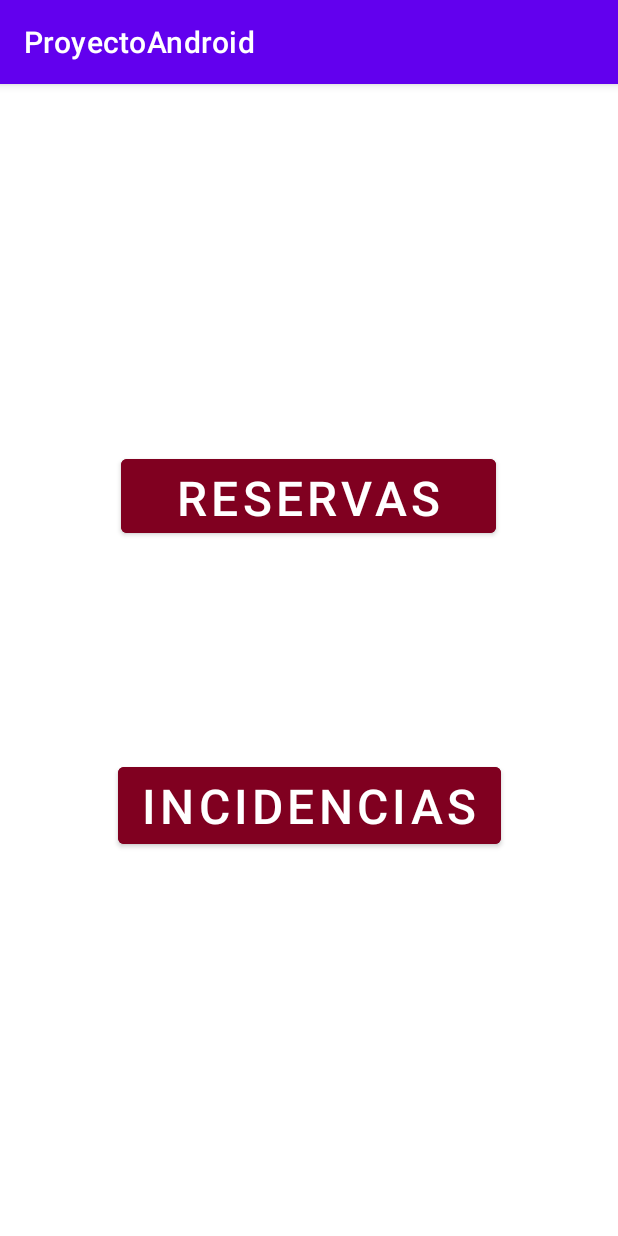
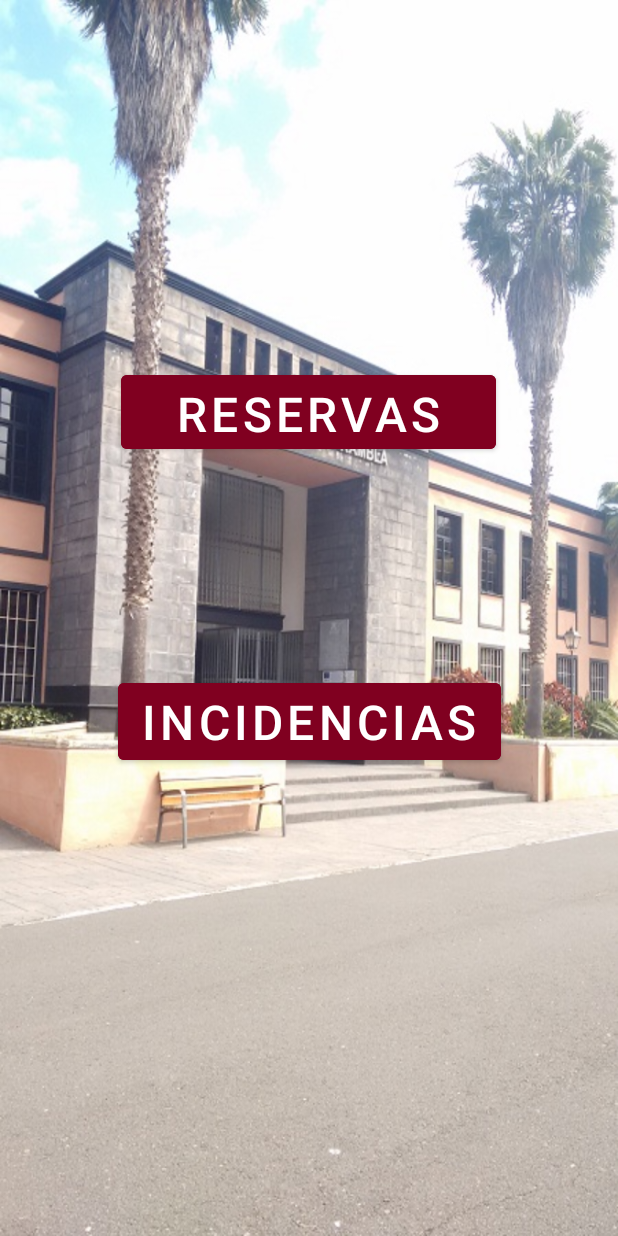
Before and after one commit to G0ned/ProyectoAndroid, an Android app: the screen it shows after launch (MainActivity), on a phone screen of 412 x 824 dp. Run offline under Robolectric (Android 15) with nearby library versions, the phone set to English and light mode, and no system bars.

Commit message:
Commit Edu 1

```diff
--- a/app/src/main/res/layout/activity_main.xml
+++ b/app/src/main/res/layout/activity_main.xml
@@ -4,7 +4,8 @@
     xmlns:tools="http://schemas.android.com/tools"
     android:layout_width="match_parent"
     android:layout_height="match_parent"
-    tools:context=".MainActivity">
+    tools:context=".MainActivity"
+    android:background="@drawable/iessjr">
 
 
     <androidx.fragment.app.FragmentContainerView
--- a/app/src/main/res/layout/fragment_inicio.xml
+++ b/app/src/main/res/layout/fragment_inicio.xml
@@ -4,7 +4,8 @@
     xmlns:tools="http://schemas.android.com/tools"
     android:layout_width="match_parent"
     android:layout_height="match_parent"
-    tools:context=".MainActivity">
+    tools:context=".MainActivity"
+    android:background="@drawable/iessjr">
 
     <Button
         android:id="@+id/reserva_button"
--- a/app/src/main/res/values-night/themes.xml
+++ b/app/src/main/res/values-night/themes.xml
@@ -1,6 +1,6 @@
 <resources xmlns:tools="http://schemas.android.com/tools">
     <!-- Base application theme. -->
-    <style name="Theme.ProyectoAndroid" parent="Theme.MaterialComponents.DayNight.DarkActionBar">
+    <style name="Theme.ProyectoAndroid" parent="Theme.MaterialComponents.DayNight.NoActionBar">
         <!-- Primary brand color. -->
         <item name="colorPrimary">@color/purple_200</item>
         <item name="colorPrimaryVariant">@color/purple_700</item>
--- a/app/src/main/res/values/themes.xml
+++ b/app/src/main/res/values/themes.xml
@@ -1,6 +1,6 @@
 <resources xmlns:tools="http://schemas.android.com/tools">
     <!-- Base application theme. -->
-    <style name="Theme.ProyectoAndroid" parent="Theme.MaterialComponents.DayNight.DarkActionBar">
+    <style name="Theme.ProyectoAndroid" parent="Theme.MaterialComponents.DayNight.NoActionBar">
         <!-- Primary brand color. -->
         <item name="colorPrimary">@color/purple_500</item>
         <item name="colorPrimaryVariant">@color/purple_700</item>
```
Also changed, not shown: app/src/main/res/drawable/iessjr.png (added).
